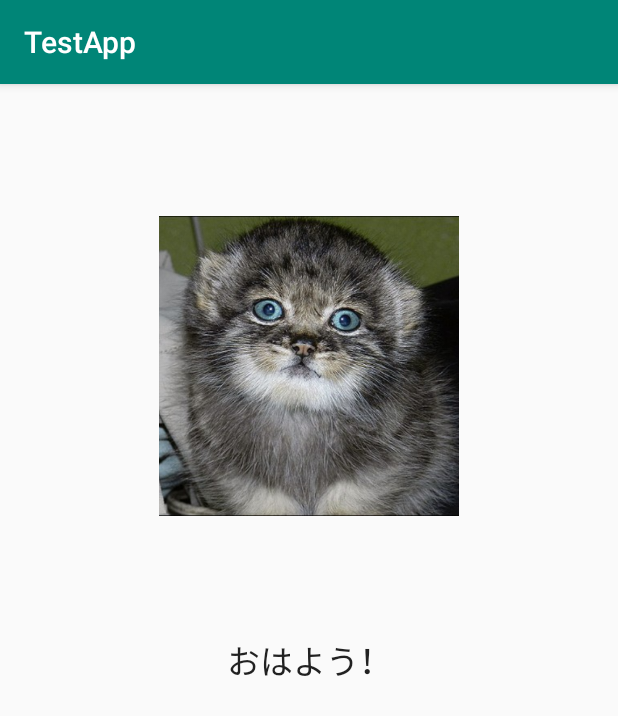
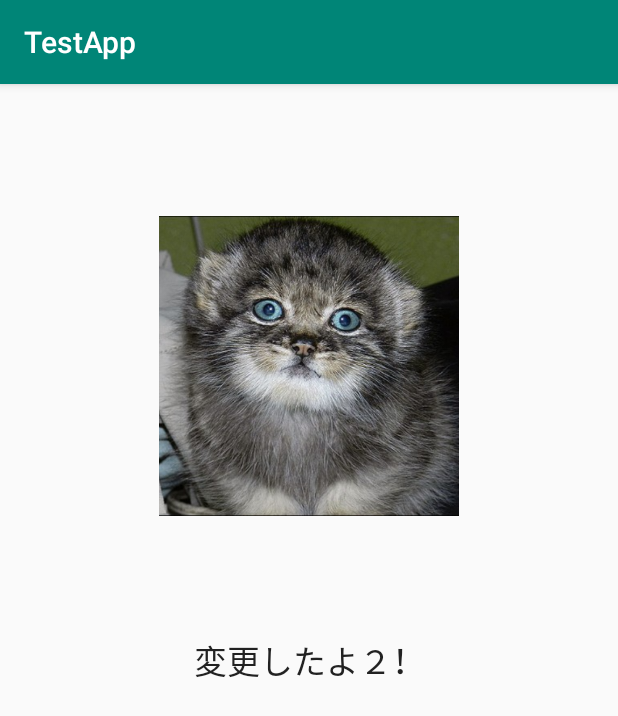
Before and after one commit to furuyatakumi/KttHACITIME, an Android app: the screen it shows after launch (MainActivity), on a phone screen of 412 x 824 dp. Shown: the top 716 px of the screen. Run offline under Robolectric (Android 15) with nearby library versions, the phone set to English and light mode, and no system bars.

Commit message:
競合テストNo.2 TextViewの文字列を変更

```diff
--- a/app/src/main/res/values/strings.xml
+++ b/app/src/main/res/values/strings.xml
@@ -1,4 +1,4 @@
 <resources>
     <string name="app_name">TestApp</string>
-    <string name="hello">おはよう！</string>
+    <string name="hello">変更したよ２！</string>
 </resources>
```
